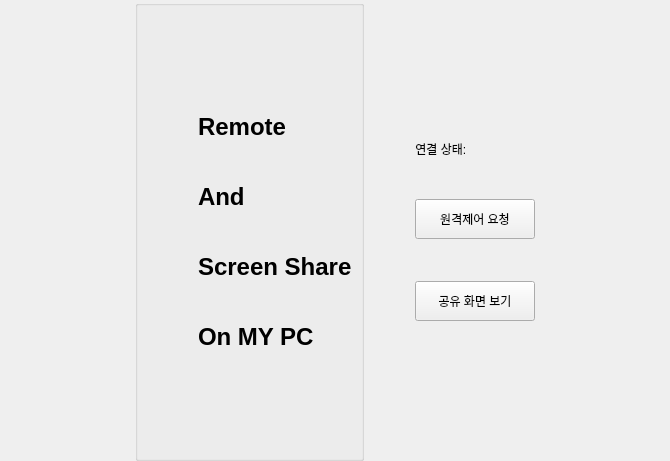
First picture: the form in Client/UI/home_Qwidget.ui, repository HYLogs/CapstoneDesign, before the edit.
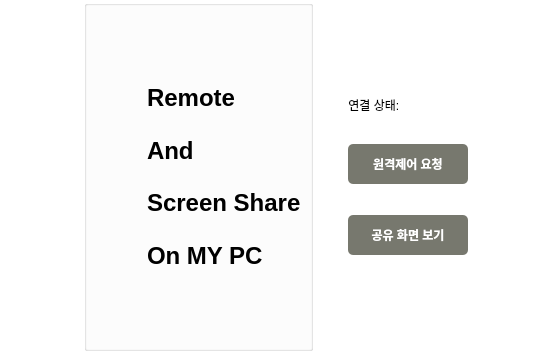
Second picture: the form after the edit. Icons and pictures are not drawn.

Commit message: Home 버튼 스타일 수정, 배경 휜색으로 변경

```diff
--- a/Client/UI/home_Qwidget.ui
+++ b/Client/UI/home_Qwidget.ui
@@ -6,13 +6,21 @@
    <rect>
     <x>0</x>
     <y>0</y>
-    <width>670</width>
-    <height>461</height>
+    <width>552</width>
+    <height>351</height>
    </rect>
   </property>
   <property name="windowTitle">
    <string>Form</string>
   </property>
+  <property name="autoFillBackground">
+   <bool>false</bool>
+  </property>
+  <property name="styleSheet">
+   <string notr="true">QWidget {
+	background-color: white;
+}</string>
+  </property>
   <layout class="QGridLayout" name="gridLayout">
    <property name="leftMargin">
     <number>0</number>
@@ -87,6 +95,23 @@
            <height>0</height>
           </size>
          </property>
+         <property name="styleSheet">
+          <string notr="true">QPushButton{
+	color: white;
+	background-color: rgb(119, 120, 110);
+	border-radius: 5px;
+	font: 10pt &quot;Malgun Gothic&quot;;
+	font-weight: bold;
+}
+QPushButton:hover {
+	color: rgb(119, 120, 110);
+	background-color: white;
+	border: 2px solid rgb(119, 120, 110);
+	border-radius: 5px;
+	font: 10pt &quot;Malgun Gothic&quot;;
+	font-weight: bold;
+}</string>
+         </property>
          <property name="text">
           <string>원격제어 요청</string>
          </property>
@@ -112,6 +137,23 @@
            <height>40</height>
           </size>
          </property>
+         <property name="styleSheet">
+          <string notr="true">QPushButton{
+	color: white;
+	background-color: rgb(119, 120, 110);
+	border-radius: 5px;
+	font: 10pt &quot;Malgun Gothic&quot;;
+	font-weight: bold;
+}
+QPushButton:hover {
+	color: rgb(119, 120, 110);
+	background-color: white;
+	border: 2px solid rgb(119, 120, 110);
+	border-radius: 5px;
+	font: 10pt &quot;Malgun Gothic&quot;;
+	font-weight: bold;
+}</string>
+         </property>
          <property name="text">
           <string>공유 화면 보기</string>
          </property>
@@ -248,8 +290,13 @@
         </item>
         <item row="1" column="0">
          <widget class="QLabel" name="label_remote">
+          <property name="autoFillBackground">
+           <bool>false</bool>
+          </property>
           <property name="styleSheet">
-           <string notr="true"/>
+           <string notr="true">QLabel {
+	background-color: rgba(0, 0, 0, 0)
+}</string>
           </property>
           <property name="text">
            <string>&lt;html&gt;&lt;head/&gt;&lt;body&gt;&lt;p&gt;&lt;span style=&quot; font-size:18pt; font-weight:600;&quot;&gt;Remote&lt;/span&gt;&lt;/p&gt;&lt;/body&gt;&lt;/html&gt;</string>
@@ -258,6 +305,14 @@
         </item>
         <item row="3" column="0">
          <widget class="QLabel" name="label_and">
+          <property name="autoFillBackground">
+           <bool>false</bool>
+          </property>
+          <property name="styleSheet">
+           <string>QLabel {
+	background-color: rgba(0, 0, 0, 0)
+}</string>
+          </property>
           <property name="text">
            <string>&lt;html&gt;&lt;head/&gt;&lt;body&gt;&lt;p&gt;&lt;span style=&quot; font-size:18pt; font-weight:600;&quot;&gt;And&lt;/span&gt;&lt;/p&gt;&lt;/body&gt;&lt;/html&gt;</string>
           </property>
@@ -265,6 +320,14 @@
         </item>
         <item row="5" column="0">
          <widget class="QLabel" name="label_screenShare">
+          <property name="autoFillBackground">
+           <bool>false</bool>
+          </property>
+          <property name="styleSheet">
+           <string>QLabel {
+	background-color: rgba(0, 0, 0, 0)
+}</string>
+          </property>
           <property name="text">
            <string>&lt;html&gt;&lt;head/&gt;&lt;body&gt;&lt;p&gt;&lt;span style=&quot; font-size:18pt; font-weight:600;&quot;&gt;Screen Share&lt;/span&gt;&lt;/p&gt;&lt;/body&gt;&lt;/html&gt;</string>
           </property>
@@ -272,6 +335,14 @@
         </item>
         <item row="7" column="0">
          <widget class="QLabel" name="label_onBrowser">
+          <property name="autoFillBackground">
+           <bool>false</bool>
+          </property>
+          <property name="styleSheet">
+           <string>QLabel {
+	background-color: rgba(0, 0, 0, 0)
+}</string>
+          </property>
           <property name="text">
            <string>&lt;html&gt;&lt;head/&gt;&lt;body&gt;&lt;p&gt;&lt;span style=&quot; font-size:18pt; font-weight:600;&quot;&gt;On MY PC&lt;/span&gt;&lt;/p&gt;&lt;/body&gt;&lt;/html&gt;</string>
           </property>
```
Left out of the diff: 4 changed lines with no effect on the pictures. The commit also changes 1 other file.
